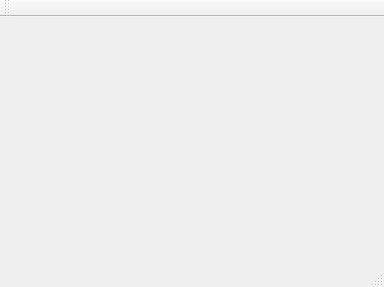
Old version of the form mainwindow.ui in the repository L3TZ/CoursePoursuite.
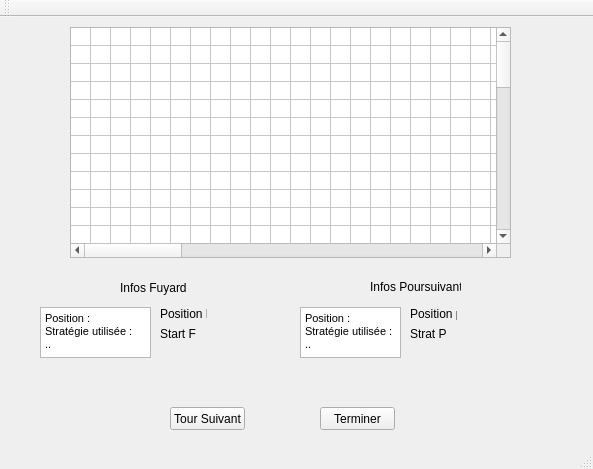
New version of the form.

Commit message: Premier commit après création interface (pas de lien entre interface et code encore)

```diff
--- a/mainwindow.ui
+++ b/mainwindow.ui
@@ -6,14 +6,334 @@
    <rect>
     <x>0</x>
     <y>0</y>
-    <width>384</width>
-    <height>287</height>
+    <width>593</width>
+    <height>469</height>
    </rect>
   </property>
   <property name="windowTitle">
    <string>MainWindow</string>
   </property>
-  <widget class="QWidget" name="centralWidget"/>
+  <widget class="QWidget" name="centralWidget">
+   <widget class="QLabel" name="labelF">
+    <property name="enabled">
+     <bool>true</bool>
+    </property>
+    <property name="geometry">
+     <rect>
+      <x>120</x>
+      <y>260</y>
+      <width>71</width>
+      <height>21</height>
+     </rect>
+    </property>
+    <property name="text">
+     <string>Infos Fuyard</string>
+    </property>
+   </widget>
+   <widget class="QLabel" name="labelP">
+    <property name="geometry">
+     <rect>
+      <x>370</x>
+      <y>260</y>
+      <width>91</width>
+      <height>20</height>
+     </rect>
+    </property>
+    <property name="text">
+     <string>Infos Poursuivant</string>
+    </property>
+   </widget>
+   <widget class="QPushButton" name="boutonTourSuiv">
+    <property name="geometry">
+     <rect>
+      <x>170</x>
+      <y>390</y>
+      <width>75</width>
+      <height>23</height>
+     </rect>
+    </property>
+    <property name="text">
+     <string>Tour Suivant</string>
+    </property>
+    <property name="checkable">
+     <bool>true</bool>
+    </property>
+   </widget>
+   <widget class="QTableWidget" name="tableWidget">
+    <property name="geometry">
+     <rect>
+      <x>70</x>
+      <y>10</y>
+      <width>441</width>
+      <height>231</height>
+     </rect>
+    </property>
+    <property name="editTriggers">
+     <set>QAbstractItemView::NoEditTriggers</set>
+    </property>
+    <property name="showGrid">
+     <bool>true</bool>
+    </property>
+    <property name="gridStyle">
+     <enum>Qt::SolidLine</enum>
+    </property>
+    <property name="rowCount">
+     <number>45</number>
+    </property>
+    <property name="columnCount">
+     <number>86</number>
+    </property>
+    <attribute name="horizontalHeaderVisible">
+     <bool>false</bool>
+    </attribute>
+    <attribute name="horizontalHeaderDefaultSectionSize">
+     <number>5</number>
+    </attribute>
+    <attribute name="verticalHeaderVisible">
+     <bool>false</bool>
+    </attribute>
+    <attribute name="verticalHeaderDefaultSectionSize">
+     <number>5</number>
+    </attribute>
+    <row/>
+    <row/>
+    <row/>
+    <row/>
+    <row/>
+    <row/>
+    <row/>
+    <row/>
+    <row/>
+    <row/>
+    <row/>
+    <row/>
+    <row/>
+    <row/>
+    <row/>
+    <row/>
+    <row/>
+    <row/>
+    <row/>
+    <row/>
+    <row/>
+    <row/>
+    <row/>
+    <row/>
+    <row/>
+    <row/>
+    <row/>
+    <row/>
+    <row/>
+    <row/>
+    <row/>
+    <row/>
+    <row/>
+    <row/>
+    <row/>
+    <row/>
+    <row/>
+    <row/>
+    <row/>
+    <row/>
+    <row/>
+    <row/>
+    <row/>
+    <row/>
+    <row/>
+    <column/>
+    <column/>
+    <column/>
+    <column/>
+    <column/>
+    <column/>
+    <column/>
+    <column/>
+    <column/>
+    <column/>
+    <column/>
+    <column/>
+    <column/>
+    <column/>
+    <column/>
+    <column/>
+    <column/>
+    <column/>
+    <column/>
+    <column/>
+    <column/>
+    <column/>
+    <column/>
+    <column/>
+    <column/>
+    <column/>
+    <column/>
+    <column/>
+    <column/>
+    <column/>
+    <column/>
+    <column/>
+    <column/>
+    <column/>
+    <column/>
+    <column/>
+    <column/>
+    <column/>
+    <column/>
+    <column/>
+    <column/>
+    <column/>
+    <column/>
+    <column/>
+    <column/>
+    <column/>
+    <column/>
+    <column/>
+    <column/>
+    <column/>
+    <column/>
+    <column/>
+    <column/>
+    <column/>
+    <column/>
+    <column/>
+    <column/>
+    <column/>
+    <column/>
+    <column/>
+    <column/>
+    <column/>
+    <column/>
+    <column/>
+    <column/>
+    <column/>
+    <column/>
+    <column/>
+    <column/>
+    <column/>
+    <column/>
+    <column/>
+    <column/>
+    <column/>
+    <column/>
+    <column/>
+    <column/>
+    <column/>
+    <column/>
+    <column/>
+    <column/>
+    <column/>
+    <column/>
+    <column/>
+    <column/>
+    <column/>
+   </widget>
+   <widget class="QPushButton" name="pushButton">
+    <property name="geometry">
+     <rect>
+      <x>320</x>
+      <y>390</y>
+      <width>75</width>
+      <height>23</height>
+     </rect>
+    </property>
+    <property name="text">
+     <string>Terminer</string>
+    </property>
+    <property name="checkable">
+     <bool>true</bool>
+    </property>
+   </widget>
+   <widget class="QTextBrowser" name="textBrowser">
+    <property name="geometry">
+     <rect>
+      <x>40</x>
+      <y>290</y>
+      <width>111</width>
+      <height>51</height>
+     </rect>
+    </property>
+    <property name="html">
+     <string>&lt;!DOCTYPE HTML PUBLIC &quot;-//W3C//DTD HTML 4.0//EN&quot; &quot;http://www.w3.org/TR/REC-html40/strict.dtd&quot;&gt;
+&lt;html&gt;&lt;head&gt;&lt;meta name=&quot;qrichtext&quot; content=&quot;1&quot; /&gt;&lt;style type=&quot;text/css&quot;&gt;
+p, li { white-space: pre-wrap; }
+&lt;/style&gt;&lt;/head&gt;&lt;body style=&quot; font-family:'MS Shell Dlg 2'; font-size:8.25pt; font-weight:400; font-style:normal;&quot;&gt;
+&lt;p style=&quot; margin-top:0px; margin-bottom:0px; margin-left:0px; margin-right:0px; -qt-block-indent:0; text-indent:0px;&quot;&gt;Position :&lt;/p&gt;
+&lt;p style=&quot; margin-top:0px; margin-bottom:0px; margin-left:0px; margin-right:0px; -qt-block-indent:0; text-indent:0px;&quot;&gt;Stratégie utilisée :&lt;/p&gt;
+&lt;p style=&quot; margin-top:0px; margin-bottom:0px; margin-left:0px; margin-right:0px; -qt-block-indent:0; text-indent:0px;&quot;&gt;..&lt;/p&gt;&lt;/body&gt;&lt;/html&gt;</string>
+    </property>
+   </widget>
+   <widget class="QTextBrowser" name="textBrowser_2">
+    <property name="geometry">
+     <rect>
+      <x>300</x>
+      <y>290</y>
+      <width>101</width>
+      <height>51</height>
+     </rect>
+    </property>
+    <property name="html">
+     <string>&lt;!DOCTYPE HTML PUBLIC &quot;-//W3C//DTD HTML 4.0//EN&quot; &quot;http://www.w3.org/TR/REC-html40/strict.dtd&quot;&gt;
+&lt;html&gt;&lt;head&gt;&lt;meta name=&quot;qrichtext&quot; content=&quot;1&quot; /&gt;&lt;style type=&quot;text/css&quot;&gt;
+p, li { white-space: pre-wrap; }
+&lt;/style&gt;&lt;/head&gt;&lt;body style=&quot; font-family:'MS Shell Dlg 2'; font-size:8.25pt; font-weight:400; font-style:normal;&quot;&gt;
+&lt;p style=&quot; margin-top:0px; margin-bottom:0px; margin-left:0px; margin-right:0px; -qt-block-indent:0; text-indent:0px;&quot;&gt;Position :&lt;/p&gt;
+&lt;p style=&quot; margin-top:0px; margin-bottom:0px; margin-left:0px; margin-right:0px; -qt-block-indent:0; text-indent:0px;&quot;&gt;Stratégie utilisée :&lt;/p&gt;
+&lt;p style=&quot; margin-top:0px; margin-bottom:0px; margin-left:0px; margin-right:0px; -qt-block-indent:0; text-indent:0px;&quot;&gt;..&lt;/p&gt;&lt;/body&gt;&lt;/html&gt;</string>
+    </property>
+   </widget>
+   <widget class="QLabel" name="labelPosF">
+    <property name="geometry">
+     <rect>
+      <x>160</x>
+      <y>290</y>
+      <width>47</width>
+      <height>13</height>
+     </rect>
+    </property>
+    <property name="text">
+     <string>Position F</string>
+    </property>
+   </widget>
+   <widget class="QLabel" name="labelStratF">
+    <property name="geometry">
+     <rect>
+      <x>160</x>
+      <y>310</y>
+      <width>47</width>
+      <height>13</height>
+     </rect>
+    </property>
+    <property name="text">
+     <string>Start F</string>
+    </property>
+   </widget>
+   <widget class="QLabel" name="labelPosP">
+    <property name="geometry">
+     <rect>
+      <x>410</x>
+      <y>290</y>
+      <width>47</width>
+      <height>13</height>
+     </rect>
+    </property>
+    <property name="text">
+     <string>Position p</string>
+    </property>
+   </widget>
+   <widget class="QLabel" name="labelStartP">
+    <property name="geometry">
+     <rect>
+      <x>410</x>
+      <y>310</y>
+      <width>47</width>
+      <height>13</height>
+     </rect>
+    </property>
+    <property name="text">
+     <string>Strat P</string>
+    </property>
+   </widget>
+  </widget>
   <widget class="QMenuBar" name="menuBar">
    <property name="geometry">
     <rect>
```
Left out of the diff: 4 changed lines with no effect on the pictures. The commit also changes 3 other files.
